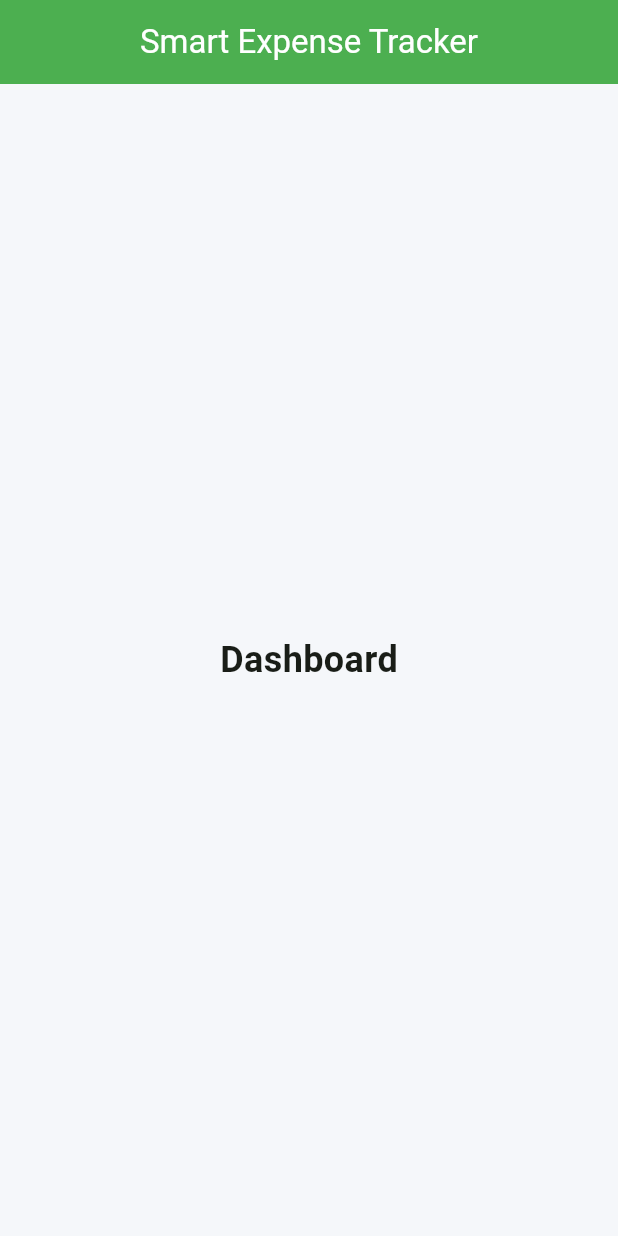
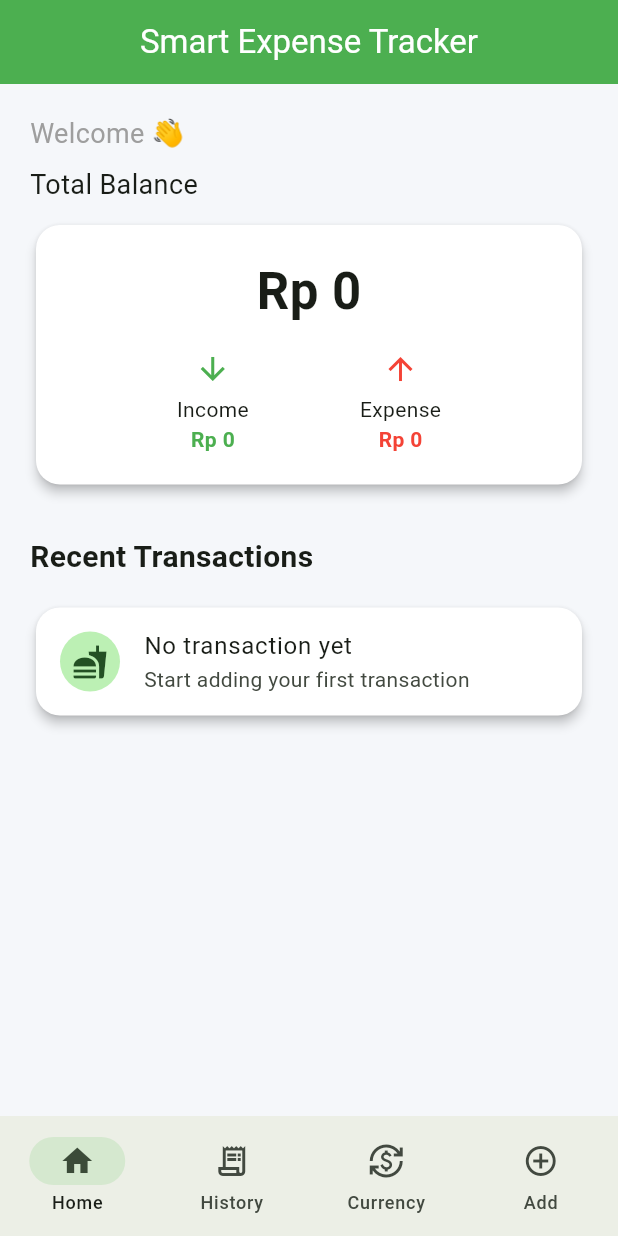
Before and after one commit to Joeejoeenig/123230184_TPM-T2-IF-G, a Flutter app: the screen it shows after launch, on a phone screen of 412 x 824 dp. Run offline on Flutter 3.47's test engine with Material 3 defaults, Android fonts, the phone set to English and light mode, and no system bars; our stand-ins replace shared_preferences.

Commit message:
commit
commit

```diff
--- a/SmartExpense/lib/main.dart
+++ b/SmartExpense/lib/main.dart
@@ -5,6 +5,7 @@ import 'providers/transaction_provider.dart';
 import 'providers/currency_provider.dart';
 import 'theme/app_theme.dart';
 import 'screens/dashboard_screen.dart';
+import 'screens/home_screen.dart';
 
 void main() {
   runApp(const SmartExpenseApp());
@@ -28,7 +29,7 @@ class SmartExpenseApp extends StatelessWidget {
         debugShowCheckedModeBanner: false,
         title: 'Smart Expense Tracker',
         theme: AppTheme.lightTheme,
-        home: const DashboardScreen(),
+        home: const HomeScreen(),
       ),
     );
   }
--- a/SmartExpense/lib/models/transaction_model.dart
+++ b/SmartExpense/lib/models/transaction_model.dart
@@ -0,0 +1,46 @@
+import 'dart:convert';
+
+class TransactionModel {
+  final String id;
+  final double amount;
+  final String category;
+  final String type;
+  final DateTime date;
+  final String note;
+
+  TransactionModel({
+    required this.id,
+    required this.amount,
+    required this.category,
+    required this.type,
+    required this.date,
+    required this.note,
+  });
+
+  Map<String, dynamic> toMap() {
+    return {
+      'id': id,
+      'amount': amount,
+      'category': category,
+      'type': type,
+      'date': date.toIso8601String(),
+      'note': note,
+    };
+  }
+
+  factory TransactionModel.fromMap(Map<String, dynamic> map) {
+    return TransactionModel(
+      id: map['id'],
+      amount: map['amount'].toDouble(),
+      category: map['category'],
+      type: map['type'],
+      date: DateTime.parse(map['date']),
+      note: map['note'],
+    );
+  }
+
+  String toJson() => jsonEncode(toMap());
+
+  factory TransactionModel.fromJson(String source) =>
+      TransactionModel.fromMap(jsonDecode(source));
+}
--- a/SmartExpense/lib/providers/transaction_provider.dart
+++ b/SmartExpense/lib/providers/transaction_provider.dart
@@ -1,3 +1,132 @@
+// import 'dart:convert';
+
+// import 'package:flutter/material.dart';
+// import 'package:shared_preferences/shared_preferences.dart';
+
+// import '../models/transaction_model.dart';
+
+// class TransactionProvider extends ChangeNotifier {
+//   final List<TransactionModel> _transactions = [];
+
+//   List<TransactionModel> get transactions => _transactions;
+
+//   TransactionProvider() {
+//     loadTransactions();
+//   }
+
+//   double get totalIncome {
+//     return _transactions
+//         .where((e) => e.type == "Income")
+//         .fold(0, (sum, e) => sum + e.amount);
+//   }
+
+//   double get totalExpense {
+//     return _transactions
+//         .where((e) => e.type == "Expense")
+//         .fold(0, (sum, e) => sum + e.amount);
+//   }
+
+//   double get balance {
+//     return totalIncome - totalExpense;
+//   }
+
+//   Future<void> addTransaction(TransactionModel transaction) async {
+//     _transactions.add(transaction);
+
+//     await saveTransactions();
+
+//     notifyListeners();
+//   }
+
+//   Future<void> saveTransactions() async {
+//     final prefs = await SharedPreferences.getInstance();
+
+//     final data = _transactions
+//         .map((e) => jsonEncode(e.toMap()))
+//         .toList();
+
+//     await prefs.setStringList("transactions", data);
+//   }
+
+//   Future<void> loadTransactions() async {
+//     final prefs = await SharedPreferences.getInstance();
+
+//     final data = prefs.getStringList("transactions");
+
+//     if (data != null) {
+//       _transactions.clear();
+
+//       _transactions.addAll(
+//         data.map(
+//           (e) => TransactionModel.fromMap(
+//             jsonDecode(e),
+//           ),
+//         ),
+//       );
+
+//       notifyListeners();
+//     }
+//   }
+// }
+
+import 'dart:convert';
+
 import 'package:flutter/material.dart';
+import 'package:shared_preferences/shared_preferences.dart';
 
-class TransactionProvider extends ChangeNotifier {}
+import '../models/transaction_model.dart';
+
+class TransactionProvider extends ChangeNotifier {
+  final List<TransactionModel> _transactions = [];
+
+  List<TransactionModel> get transactions => List.unmodifiable(_transactions);
+
+  TransactionProvider() {
+    loadTransactions();
+  }
+
+  double get totalIncome => _transactions
+      .where((e) => e.type == "Income")
+      .fold(0.0, (sum, e) => sum + e.amount);
+
+  double get totalExpense => _transactions
+      .where((e) => e.type == "Expense")
+      .fold(0.0, (sum, e) => sum + e.amount);
+
+  double get balance => totalIncome - totalExpense;
+
+  Future<void> addTransaction(TransactionModel transaction) async {
+    _transactions.add(transaction);
+
+    await saveTransactions();
+
+    notifyListeners();
+  }
+
+  Future<void> saveTransactions() async {
+    final prefs = await SharedPreferences.getInstance();
+
+    final jsonList =
+        _transactions.map((e) => jsonEncode(e.toMap())).toList();
+
+    await prefs.setStringList("transactions", jsonList);
+  }
+
+  Future<void> loadTransactions() async {
+    final prefs = await SharedPreferences.getInstance();
+
+    final jsonList = prefs.getStringList("transactions");
+
+    if (jsonList == null) return;
+
+    _transactions.clear();
+
+    _transactions.addAll(
+      jsonList.map(
+        (e) => TransactionModel.fromMap(jsonDecode(e)),
+      ),
+    );
+
+    notifyListeners();
+  }
+}
--- a/SmartExpense/lib/screens/dashboard_screen.dart
+++ b/SmartExpense/lib/screens/dashboard_screen.dart
@@ -1,4 +1,31 @@
+// import 'package:flutter/material.dart';
+
+// class DashboardScreen extends StatelessWidget {
+//   const DashboardScreen({super.key});
+
+//   @override
+//   Widget build(BuildContext context) {
+//     return Scaffold(
+//       appBar: AppBar(
+//         title: const Text("Smart Expense Tracker"),
+//       ),
+//       body: const Center(
+//         child: Text(
+//           "Dashboard",
+//           style: TextStyle(
+//             fontSize: 24,
+//             fontWeight: FontWeight.bold,
+//           ),
+//         ),
+//       ),
+//     );
+//   }
+// }
+
 import 'package:flutter/material.dart';
+// import 'package:provider/provider.dart';
+
+// import '../providers/transaction_provider.dart';
 
 class DashboardScreen extends StatelessWidget {
   const DashboardScreen({super.key});
@@ -9,13 +36,123 @@ class DashboardScreen extends StatelessWidget {
       appBar: AppBar(
         title: const Text("Smart Expense Tracker"),
       ),
-      body: const Center(
-        child: Text(
-          "Dashboard",
-          style: TextStyle(
-            fontSize: 24,
-            fontWeight: FontWeight.bold,
-          ),
+      body: SingleChildScrollView(
+        padding: const EdgeInsets.all(20),
+        child: Column(
+          crossAxisAlignment: CrossAxisAlignment.start,
+          children: [
+
+            const Text(
+              "Welcome 👋",
+              style: TextStyle(
+                fontSize: 18,
+                color: Colors.grey,
+              ),
+            ),
+
+            const SizedBox(height: 8),
+
+            const Text(
+              "Total Balance",
+              style: TextStyle(
+                fontSize: 18,
+              ),
+            ),
+
+            const SizedBox(height: 10),
+
+            Card(
+              child: Padding(
+                padding: const EdgeInsets.all(20),
+                child: Column(
+                  children: const [
+
+                    Text(
+                      "Rp 0",
+                      style: TextStyle(
+                        fontSize: 34,
+                        fontWeight: FontWeight.bold,
+                      ),
+                    ),
+
+                    SizedBox(height: 15),
+
+                    Row(
+                      mainAxisAlignment: MainAxisAlignment.spaceEvenly,
+                      children: [
+
+                        Column(
+                          children: [
+
+                            Icon(
+                              Icons.arrow_downward,
+                              color: Colors.green,
+                            ),
+
+                            SizedBox(height: 5),
+
+                            Text("Income"),
+
+                            Text(
+                              "Rp 0",
+                              style: TextStyle(
+                                color: Colors.green,
+                                fontWeight: FontWeight.bold,
+                              ),
+                            ),
+                          ],
+                        ),
+
+                        Column(
+                          children: [
+
+                            Icon(
+                              Icons.arrow_upward,
+                              color: Colors.red,
+                            ),
+
+                            SizedBox(height: 5),
+
+                            Text("Expense"),
+
+                            Text(
+                              "Rp 0",
+                              style: TextStyle(
+                                color: Colors.red,
+                                fontWeight: FontWeight.bold,
+                              ),
+                            ),
+                          ],
+                        ),
+                      ],
+                    ),
+                  ],
+                ),
+              ),
+            ),
+
+            const SizedBox(height: 30),
+
+            const Text(
+              "Recent Transactions",
+              style: TextStyle(
+                fontSize: 20,
+                fontWeight: FontWeight.bold,
+              ),
+            ),
+
+            const SizedBox(height: 15),
+
+            Card(
+              child: ListTile(
+                leading: CircleAvatar(
+                  child: Icon(Icons.fastfood),
+                ),
+                title: Text("No transaction yet"),
+                subtitle: Text("Start adding your first transaction"),
+              ),
+            ),
+          ],
         ),
       ),
     );
--- /dev/null
+++ b/SmartExpense/lib/screens/home_screen.dart
@@ -0,0 +1,62 @@
+import 'package:flutter/material.dart';
+
+import 'dashboard_screen.dart';
+import 'history_screen.dart';
+import 'currency_screen.dart';
+import 'add_transaction_screen.dart';
+
+class HomeScreen extends StatefulWidget {
+  const HomeScreen({super.key});
+
+  @override
+  State<HomeScreen> createState() => _HomeScreenState();
+}
+
+class _HomeScreenState extends State<HomeScreen> {
+  int currentIndex = 0;
+
+  final List<Widget> pages = const [
+    DashboardScreen(),
+    HistoryScreen(),
+    CurrencyScreen(),
+    AddTransactionScreen(),
+  ];
+
+  @override
+  Widget build(BuildContext context) {
+    return Scaffold(
+      body: pages[currentIndex],
+
+      bottomNavigationBar: NavigationBar(
+        selectedIndex: currentIndex,
+        onDestinationSelected: (index) {
+          setState(() {
+            currentIndex = index;
+          });
+        },
+        destinations: const [
+          NavigationDestination(
+            icon: Icon(Icons.home_outlined),
+            selectedIcon: Icon(Icons.home),
+            label: "Home",
+          ),
+          NavigationDestination(
+            icon: Icon(Icons.receipt_long_outlined),
+            selectedIcon: Icon(Icons.receipt_long),
+            label: "History",
+          ),
+          NavigationDestination(
+            icon: Icon(Icons.currency_exchange_outlined),
+            selectedIcon: Icon(Icons.currency_exchange),
+            label: "Currency",
+          ),
+          NavigationDestination(
+            icon: Icon(Icons.add_circle_outline),
+            selectedIcon: Icon(Icons.add_circle),
+            label: "Add",
+          ),
+        ],
+      ),
+    );
+  }
+}
--- /dev/null
+++ b/SmartExpense/lib/services/storage_service.dart
@@ -0,0 +1,9 @@
+import 'package:shared_preferences/shared_preferences.dart';
+
+class StorageService {
+  static const String transactionKey = "transactions";
+
+  static Future<SharedPreferences> prefs() async {
+    return await SharedPreferences.getInstance();
+  }
+}
```
Also changed, not shown: SmartExpense/lib/screens/add_transaction_screen.dart (+260 -0 lines), SmartExpense/lib/screens/currency_screen.dart (+23 -0 lines), SmartExpense/lib/screens/history_screen.dart (+23 -0 lines).
